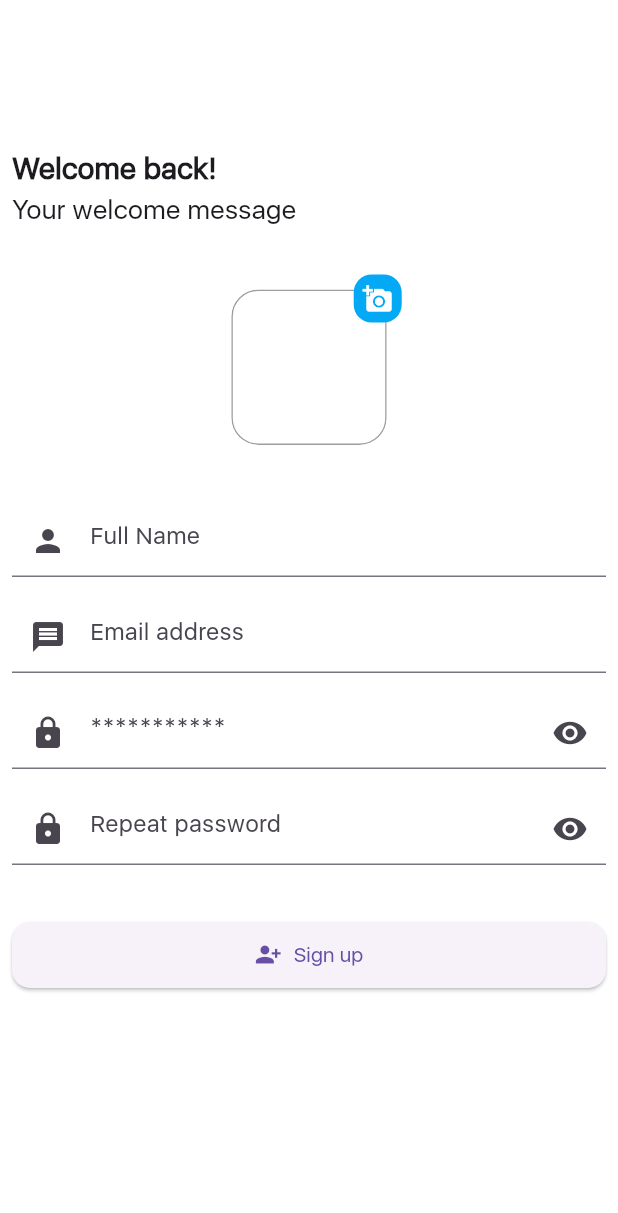
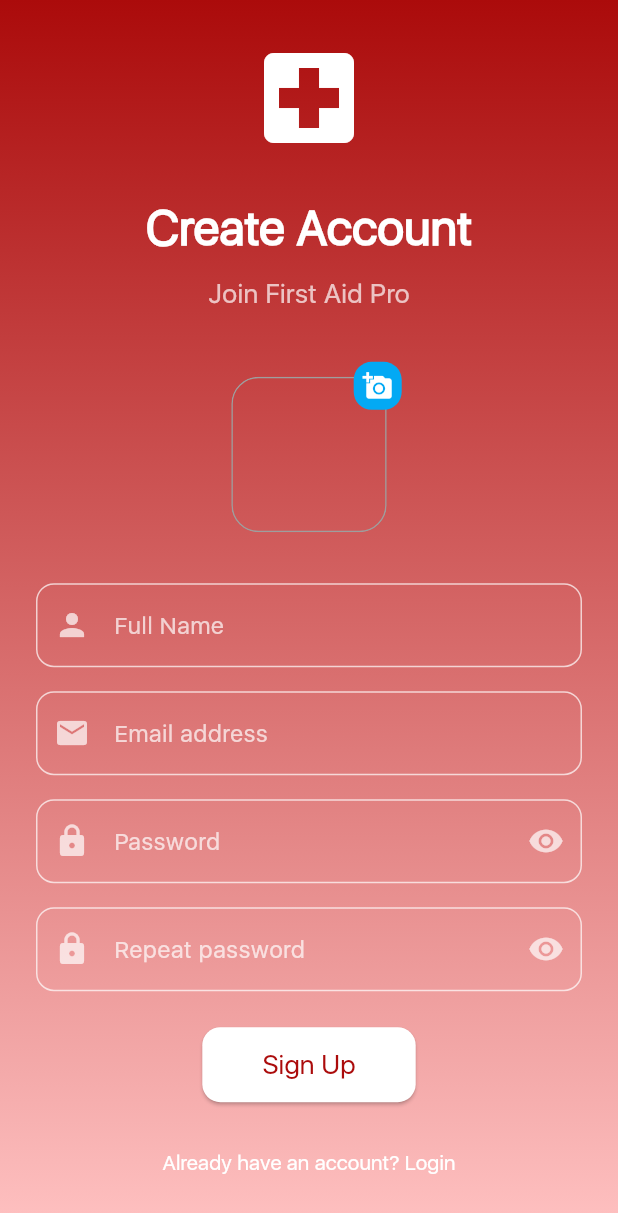
Before and after one commit to bryan-abraham/first_aid_pro_major, a Flutter app: the RegisterScreen screen opened directly, on a phone screen of 412 x 824 dp. Shown: the top 1213 px of the screen. Run offline on Flutter 3.47's test engine with Material 3 defaults, Android fonts, the light colour scheme and no system bars; our stand-ins replace cloud_firestore, dio, firebase_auth, firebase_core, firebase_storage, flutter_bloc and 8 more; missing offline and left inert: velocity_bloc; accounts and stored records are empty.

Commit message:
register

```diff
--- a/lib/screen/auth/register.dart
+++ b/lib/screen/auth/register.dart
@@ -15,7 +15,7 @@ import 'widget/image_picker_widget.dart';
 import 'widget/loading_manager.dart';
 
 class RegisterScreen extends StatefulWidget {
-  const RegisterScreen({super.key});
+  const RegisterScreen({Key? key}) : super(key: key);
 
   @override
   State<RegisterScreen> createState() => _RegisterScreenState();
@@ -38,13 +38,13 @@ class _RegisterScreenState extends State<RegisterScreen> {
   bool _isLoading = false;
   final auth = FirebaseAuth.instance;
   String? userImageUrl;
+
   @override
   void initState() {
     _nameController = TextEditingController();
     _emailController = TextEditingController();
     _passwordController = TextEditingController();
     _repeatPasswordController = TextEditingController();
-    // Focus Nodes
     _nameFocusNode = FocusNode();
     _emailFocusNode = FocusNode();
     _passwordFocusNode = FocusNode();
@@ -59,7 +59,6 @@ class _RegisterScreenState extends State<RegisterScreen> {
       _emailController.dispose();
       _passwordController.dispose();
       _repeatPasswordController.dispose();
-      // Focus Nodes
       _nameFocusNode.dispose();
       _emailFocusNode.dispose();
       _passwordFocusNode.dispose();
@@ -74,8 +73,9 @@ class _RegisterScreenState extends State<RegisterScreen> {
     if (_pickedImage == null) {
       MyAppFunctions.showErrorOrWarningDialog(
         context: context,
-          subtitle: "Make sure to pick up an image",
-          fct: () {});
+        subtitle: "Please pick an image",
+        fct: () {},
+      );
       return;
     }
     if (isValid) {
@@ -107,11 +107,11 @@ class _RegisterScreenState extends State<RegisterScreen> {
           'userCart': [],
         });
         Fluttertoast.showToast(
-          msg: "An account has been created",
+          msg: "Account created successfully",
           textColor: Colors.white,
         );
         if (!mounted) return;
-        //! Navigator.pushReplacementNamed(context, RootScreen.routeName);
+        // Navigate to the appropriate screen after registration
       } on FirebaseException catch (error) {
         await MyAppFunctions.showErrorOrWarningDialog(
           context: context,
@@ -156,37 +156,46 @@ class _RegisterScreenState extends State<RegisterScreen> {
   Widget build(BuildContext context) {
     Size size = MediaQuery.of(context).size;
     return GestureDetector(
-      onTap: () {
-        FocusScope.of(context).unfocus();
-      },
+      onTap: () => FocusScope.of(context).unfocus(),
       child: Scaffold(
         body: LoadingManager(
           isLoading: _isLoading,
+          child: Container(
+            decoration: BoxDecoration(
+              gradient: LinearGradient(
+                begin: Alignment.topCenter,
+                end: Alignment.bottomCenter,
+                colors: [
+                  Color.fromARGB(255, 171, 11, 11),
+                  Color.fromARGB(255, 255, 194, 194),
+                ],
+              ),
+            ),
+            child: SafeArea(
+              child: Center(
+                child: SingleChildScrollView(
                   child: Padding(
-            padding: const EdgeInsets.all(8.0),
-            child: SingleChildScrollView(
+                    padding: const EdgeInsets.all(24.0),
                     child: Column(
+                      mainAxisAlignment: MainAxisAlignment.center,
                       children: [
-                  // const BackButton(),
-                  const SizedBox(
-                    height: 60,
+                        Icon(
+                          Icons.local_hospital,
+                          size: 80,
+                          color: Colors.white,
                         ),
-
-                  const SizedBox(
-                    height: 30,
+                        SizedBox(height: 24),
+                        TitlesTextWidget(
+                          label: "Create Account",
+                          fontSize: 32,
+                          color: Colors.white,
                         ),
-                  const Align(
-                      alignment: Alignment.centerLeft,
-                      child: Column(
-                        crossAxisAlignment: CrossAxisAlignment.start,
-                        children: [
-                          TitlesTextWidget(label: "Welcome back!"),
-                          SubtitleTextWidget(label: "Your welcome message"),
-                        ],
-                      )),
-                  const SizedBox(
-                    height: 30,
+                        SizedBox(height: 8),
+                        SubtitleTextWidget(
+                          label: "Join First Aid Pro",
+                          color: Colors.white70,
                         ),
+                        SizedBox(height: 32),
                         SizedBox(
                           height: size.width * 0.3,
                           width: size.width * 0.3,
@@ -197,148 +206,141 @@ class _RegisterScreenState extends State<RegisterScreen> {
                             },
                           ),
                         ),
-
-                  const SizedBox(
-                    height: 30,
-                  ),
+                        SizedBox(height: 24),
                         Form(
                           key: _formkey,
                           child: Column(
-                      mainAxisAlignment: MainAxisAlignment.center,
                             children: [
                               TextFormField(
                                 controller: _nameController,
                                 focusNode: _nameFocusNode,
                                 textInputAction: TextInputAction.next,
                                 keyboardType: TextInputType.name,
-                          decoration: const InputDecoration(
+                                style: TextStyle(color: Colors.white),
+                                decoration: InputDecoration(
                                   hintText: 'Full Name',
-                            prefixIcon: Icon(
-                              Icons.person,
+                                  hintStyle: TextStyle(color: Colors.white70),
+                                  prefixIcon: Icon(Icons.person, color: Colors.white70),
+                                  enabledBorder: OutlineInputBorder(
+                                    borderSide: BorderSide(color: Colors.white70),
+                                    borderRadius: BorderRadius.circular(12),
+                                  ),
+                                  focusedBorder: OutlineInputBorder(
+                                    borderSide: BorderSide(color: Colors.white),
+                                    borderRadius: BorderRadius.circular(12),
                                   ),
                                 ),
-                          onFieldSubmitted: (value) {
-                            FocusScope.of(context)
-                                .requestFocus(_emailFocusNode);
-                          },
-                          validator: (value) {
-                            return MyValidators.displayNamevalidator(value);
-                          },
+                                onFieldSubmitted: (_) => FocusScope.of(context).requestFocus(_emailFocusNode),
+                                validator: (value) => MyValidators.displayNamevalidator(value),
                               ),
-                        const SizedBox(
-                          height: 16.0,
-                        ),
+                              SizedBox(height: 16),
                               TextFormField(
                                 controller: _emailController,
                                 focusNode: _emailFocusNode,
                                 textInputAction: TextInputAction.next,
                                 keyboardType: TextInputType.emailAddress,
-                          decoration: const InputDecoration(
+                                style: TextStyle(color: Colors.white),
+                                decoration: InputDecoration(
                                   hintText: "Email address",
-                            prefixIcon: Icon(
-                              Icons.message,
+                                  hintStyle: TextStyle(color: Colors.white70),
+                                  prefixIcon: Icon(Icons.email, color: Colors.white70),
+                                  enabledBorder: OutlineInputBorder(
+                                    borderSide: BorderSide(color: Colors.white70),
+                                    borderRadius: BorderRadius.circular(12),
+                                  ),
+                                  focusedBorder: OutlineInputBorder(
+                                    borderSide: BorderSide(color: Colors.white),
+                                    borderRadius: BorderRadius.circular(12),
                                   ),
                                 ),
-                          onFieldSubmitted: (value) {
-                            FocusScope.of(context)
-                                .requestFocus(_passwordFocusNode);
-                          },
-                          validator: (value) {
-                            return MyValidators.emailValidator(value);
-                          },
+                                onFieldSubmitted: (_) => FocusScope.of(context).requestFocus(_passwordFocusNode),
+                                validator: (value) => MyValidators.emailValidator(value),
                               ),
-                        const SizedBox(
-                          height: 16.0,
-                        ),
+                              SizedBox(height: 16),
                               TextFormField(
                                 controller: _passwordController,
                                 focusNode: _passwordFocusNode,
                                 textInputAction: TextInputAction.next,
                                 keyboardType: TextInputType.visiblePassword,
                                 obscureText: obscureText,
+                                style: TextStyle(color: Colors.white),
                                 decoration: InputDecoration(
-                            hintText: "***********",
-                            prefixIcon: const Icon(
-                              Icons.lock,
-                            ),
+                                  hintText: "Password",
+                                  hintStyle: TextStyle(color: Colors.white70),
+                                  prefixIcon: Icon(Icons.lock, color: Colors.white70),
                                   suffixIcon: IconButton(
-                              onPressed: () {
-                                setState(() {
-                                  obscureText = !obscureText;
-                                });
-                              },
+                                    onPressed: () => setState(() => obscureText = !obscureText),
                                     icon: Icon(
-                                obscureText
-                                    ? Icons.visibility
-                                    : Icons.visibility_off,
+                                      obscureText ? Icons.visibility : Icons.visibility_off,
+                                      color: Colors.white70,
                                     ),
                                   ),
+                                  enabledBorder: OutlineInputBorder(
+                                    borderSide: BorderSide(color: Colors.white70),
+                                    borderRadius: BorderRadius.circular(12),
                                   ),
-                          onFieldSubmitted: (value) async {
-                            FocusScope.of(context)
-                                .requestFocus(_repeatPasswordFocusNode);
-                          },
-                          validator: (value) {
-                            return MyValidators.passwordValidator(value);
-                          },
+                                  focusedBorder: OutlineInputBorder(
+                                    borderSide: BorderSide(color: Colors.white),
+                                    borderRadius: BorderRadius.circular(12),
                                   ),
-                        const SizedBox(
-                          height: 16.0,
                                 ),
+                                onFieldSubmitted: (_) => FocusScope.of(context).requestFocus(_repeatPasswordFocusNode),
+                                validator: (value) => MyValidators.passwordValidator(value),
+                              ),
+                              SizedBox(height: 16),
                               TextFormField(
                                 controller: _repeatPasswordController,
                                 focusNode: _repeatPasswordFocusNode,
                                 textInputAction: TextInputAction.done,
                                 keyboardType: TextInputType.visiblePassword,
                                 obscureText: obscureText,
+                                style: TextStyle(color: Colors.white),
                                 decoration: InputDecoration(
                                   hintText: "Repeat password",
-                            prefixIcon: const Icon(
-                              Icons.lock,
-                            ),
+                                  hintStyle: TextStyle(color: Colors.white70),
+                                  prefixIcon: Icon(Icons.lock, color: Colors.white70),
                                   suffixIcon: IconButton(
-                              onPressed: () {
-                                setState(() {
-                                  obscureText = !obscureText;
-                                });
-                              },
+                                    onPressed: () => setState(() => obscureText = !obscureText),
                                     icon: Icon(
-                                obscureText
-                                    ? Icons.visibility
-                                    : Icons.visibility_off,
+                                      obscureText ? Icons.visibility : Icons.visibility_off,
+                                      color: Colors.white70,
                                     ),
                                   ),
+                                  enabledBorder: OutlineInputBorder(
+                                    borderSide: BorderSide(color: Colors.white70),
+                                    borderRadius: BorderRadius.circular(12),
                                   ),
-                          onFieldSubmitted: (value) async {
-                            await _registerFCT();
-                          },
-                          validator: (value) {
-                            return MyValidators.repeatPasswordValidator(
+                                  focusedBorder: OutlineInputBorder(
+                                    borderSide: BorderSide(color: Colors.white),
+                                    borderRadius: BorderRadius.circular(12),
+                                  ),
+                                ),
+                                onFieldSubmitted: (_) => _registerFCT(),
+                                validator: (value) => MyValidators.repeatPasswordValidator(
                                   value: value,
                                   password: _passwordController.text,
-                            );
-                          },
-                        ),
-                        const SizedBox(
-                          height: 36.0,
-                        ),
-                        SizedBox(
-                          width: double.infinity,
-                          child: ElevatedButton.icon(
-                            style: ElevatedButton.styleFrom(
-                              padding: const EdgeInsets.all(12.0),
-                              // backgroundColor: Colors.red,
-                              shape: RoundedRectangleBorder(
-                                borderRadius: BorderRadius.circular(
-                                  12.0,
                                 ),
                               ),
+                              SizedBox(height: 24),
+                              ElevatedButton(
+                                onPressed: _registerFCT,
+                                style: ElevatedButton.styleFrom(
+                                  foregroundColor: Color.fromARGB(255, 171, 11, 11), backgroundColor: Colors.white,
+                                  padding: EdgeInsets.symmetric(horizontal: 40, vertical: 12),
+                                  shape: RoundedRectangleBorder(
+                                    borderRadius: BorderRadius.circular(12),
                                   ),
-                            icon: const Icon(Icons.person_add_alt_1_sharp),
-                            label: const Text("Sign up"),
-                            onPressed: () async {
-                              await _registerFCT();
+                                ),
+                                child: Text("Sign Up", style: TextStyle(fontSize: 18)),
+                              ),
+                              SizedBox(height: 16),
+                              TextButton(
+                                onPressed: () {
+                                  Navigator.pop(context); // Navigate back to login screen
                                 },
+                                child: Text(
+                                  "Already have an account? Login",
+                                  style: TextStyle(color: Colors.white),
                                 ),
                               ),
                             ],
@@ -350,6 +352,9 @@ class _RegisterScreenState extends State<RegisterScreen> {
                 ),
               ),
             ),
+          ),
+        ),
+      ),
     );
   }
 }
```
Lines whose indentation alone changed are shown as unchanged.
